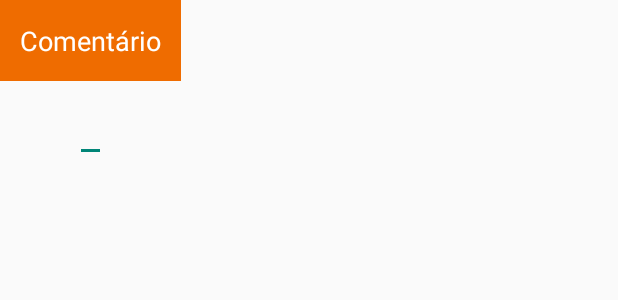
After one commit to flaviojmendes/hefesto, an Android app: the layout comment.xml on its own in the app's theme, with its tools: preview values and no code run, on a phone screen of 412 x 824 dp. The commit adds this screen. Shown: the top 300 px of the screen. Run offline under Robolectric (Android 15) with nearby library versions, the phone set to English and light mode, and no system bars.

Commit message:
added comments

```diff
--- a/ponto/build.gradle
+++ b/ponto/build.gradle
@@ -21,8 +21,8 @@ repositories {
     jcenter()
 }
 dependencies {
-    compile 'com.android.support:appcompat-v7:22.2.0'
-    compile 'com.android.support:support-v4:22.0.+'
+
+    compile 'com.android.support:support-v4:23.0.+'
     compile files('libs/Parse-1.9.2.jar')
     compile files('libs/bolts-android-1.2.0.jar')
     compile files('libs/mpandroidchartlibrary-2-1-0.jar')
@@ -36,5 +36,5 @@ dependencies {
     compile project(':roundedletterview')
     compile 'com.github.navasmdc:MaterialDesign:1.5@aar'
     compile project(':edittext')
-
+    compile 'com.android.support:appcompat-v7:23.1.1'
 }
--- a/ponto/src/main/AndroidManifest.xml
+++ b/ponto/src/main/AndroidManifest.xml
@@ -2,8 +2,8 @@
 <manifest xmlns:android="http://schemas.android.com/apk/res/android"
     package="com.fjmob.ponto"
     android:installLocation="internalOnly"
-    android:versionCode="65"
-    android:versionName="2.10.0" >
+    android:versionCode="68"
+    android:versionName="2.11.0" >
 
     <uses-permission android:name="android.permission.READ_PROFILE" />
 	<uses-permission android:name="android.permission.READ_CONTACTS" />
--- /dev/null
+++ b/ponto/src/main/res/layout/comment.xml
@@ -0,0 +1,47 @@
+<LinearLayout xmlns:android="http://schemas.android.com/apk/res/android"
+    android:orientation="vertical"
+    android:layout_width="wrap_content"
+    android:layout_height="wrap_content">
+
+	<LinearLayout android:id="@+id/layoutTitleComment"
+	    android:orientation="vertical"
+        android:background="@color/primary"
+        android:layout_height="54dp"
+	    android:layout_width="match_parent"
+	    android:layout_gravity="center_vertical|center_horizontal"
+	    android:gravity="center_vertical|center_horizontal">
+
+	    <TextView
+	        android:id="@+id/title_comment"
+	        android:layout_width="match_parent"
+	        android:layout_height="wrap_content"
+	        android:scaleType="center"
+	        android:textColor="@color/icons"
+	        android:textSize="18sp"
+	        android:layout_gravity="center_vertical|center_horizontal"
+	        android:gravity="center_vertical|center_horizontal"
+	        android:text="@string/txt_comentario" />
+    </LinearLayout>
+
+	<LinearLayout android:id="@+id/layoutFirstRowComment"
+	    android:orientation="horizontal"
+        android:layout_height="54dp"
+        android:paddingLeft="50dp"
+        android:paddingRight="50dp"
+	    android:layout_width="match_parent"
+	    android:layout_gravity="center_vertical|start"
+	    android:gravity="center_vertical|start">
+
+	    <EditText
+			android:id="@+id/txt_comment"
+			android:layout_width="match_parent"
+			android:layout_height="match_parent"
+			/>
+
+
+
+
+
+
+	</LinearLayout>
+</LinearLayout>
--- a/ponto/src/main/res/values/colors.xml
+++ b/ponto/src/main/res/values/colors.xml
@@ -1,6 +1,6 @@
 <?xml version="1.0" encoding="utf-8"?>
 <resources>
-  <color name="primary">#FF9800</color>
+  <color name="primary">#EF6C00</color>
   <color name="primary_transparent">#22FF9800</color>
   <color name="primary_dark">#F57C00</color>
   <color name="primary_light">#ffd69a</color>
--- a/ponto/src/main/res/values/strings.xml
+++ b/ponto/src/main/res/values/strings.xml
@@ -49,7 +49,7 @@
     <string name="widget_bater_ponto">Hefesto (Bater Ponto)</string>
     <string name="title_activity_ranking">Ranking</string>
     <string name="action_ranking">Ranking</string>
-    <string name="vc_possui_saldo">Você possui um saldo melhor que</string>
+    <string name="vc_possui_saldo">Você possui já trabalhou mais que</string>
     <string name="usuarios">usuários</string>
     <string name="vc_esta">Você está em</string>
     <string name="carregando">carregando..</string>
@@ -73,4 +73,6 @@
     <string name="saldo_negativo">Saldo negativo</string>
     <string name="horas">Horas:</string>
     <string name="minutos">Minutos:</string>
+    <string name="txt_comentario">Comentário</string>
+    <string name="apagar_comment_confirmacao">Tem certeza que deseja apagar esse comentário?</string>
 </resources>
--- a/ponto/src/main/res/values/styles.xml
+++ b/ponto/src/main/res/values/styles.xml
@@ -30,9 +30,9 @@
         <item name="fab_showAnimation">@anim/jump_from_down</item>
         <item name="fab_hideAnimation">@anim/jump_to_down</item>
         <item name="fab_shadowColor">#444</item>
-        <item name="fab_colorNormal">#FFB805</item>
-        <item name="fab_colorPressed">#F2AB00</item>
-        <item name="fab_colorRipple">#D99200</item>
+        <item name="fab_colorNormal">@color/accent</item>
+        <item name="fab_colorPressed">@color/primary_dark</item>
+        <item name="fab_colorRipple">@color/primary_text</item>
     </style>
 
     <style name="MenuButtonsSmall">
```
Also changed, not shown: ponto/src/main/java/com/fjmob/ponto/MainActivity.java (+0 -13 lines), ponto/src/main/java/com/fjmob/ponto/handler/HistoricoHandler.java (+83 -52 lines), ponto/src/main/java/com/fjmob/ponto/task/VerificarAdicionarMoodTask.java (+6 -1 lines), ponto/src/main/java/com/fjmob/ponto/task/RegistrarSaldoTask.java (line endings or trailing spaces), ponto/src/main/res/drawable-hdpi/ic_add.png (added), ponto/src/main/res/drawable-ldpi/ic_add.png (added), ponto/src/main/res/drawable-mdpi/ic_add.png (added), ponto/src/main/res/drawable-xhdpi/ic_add.png (added), ponto/src/main/res/drawable-xxhdpi/ic_add.png (added), 1167 other files.
